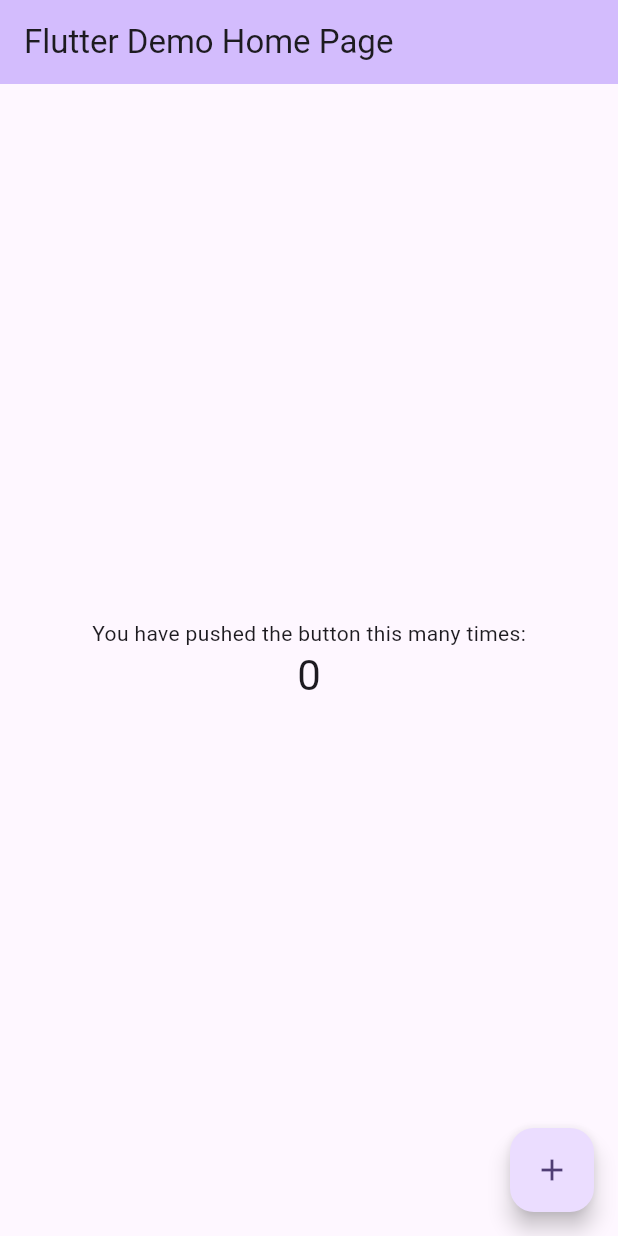
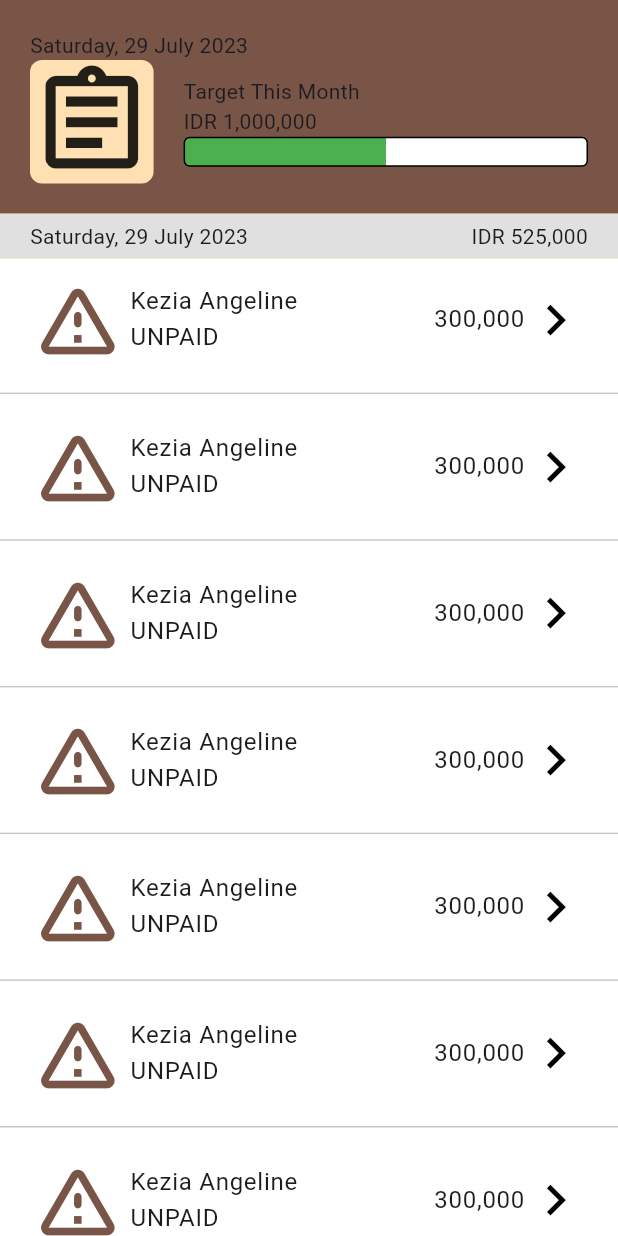
Before and after one commit to kezia2909/food_sales_recording_application, a Flutter app: the screen it shows after launch, on a phone screen of 412 x 824 dp. Run offline on Flutter 3.47's test engine with Material 2 defaults, Android fonts, the phone set to English and light mode, and no system bars; missing offline and left inert: iconify_flutter.

Commit message:
design home page

```diff
--- a/lib/main.dart
+++ b/lib/main.dart
@@ -1,4 +1,5 @@
 import 'package:flutter/material.dart';
+import 'package:food_sales_recording_application/pages/home_page.dart';
 
 void main() {
   runApp(const MyApp());
@@ -13,113 +14,10 @@ class MyApp extends StatelessWidget {
     return MaterialApp(
       title: 'Flutter Demo',
       theme: ThemeData(
-        // This is the theme of your application.
-        //
-        // TRY THIS: Try running your application with "flutter run". You'll see
-        // the application has a blue toolbar. Then, without quitting the app,
-        // try changing the seedColor in the colorScheme below to Colors.green
-        // and then invoke "hot reload" (save your changes or press the "hot
-        // reload" button in a Flutter-supported IDE, or press "r" if you used
-        // the command line to start the app).
-        //
-        // Notice that the counter didn't reset back to zero; the application
-        // state is not lost during the reload. To reset the state, use hot
-        // restart instead.
-        //
-        // This works for code too, not just values: Most code changes can be
-        // tested with just a hot reload.
         colorScheme: ColorScheme.fromSeed(seedColor: Colors.deepPurple),
         useMaterial3: true,
       ),
-      home: const MyHomePage(title: 'Flutter Demo Home Page'),
+      home: SafeArea(child: HomePage()),
     );
   }
 }
-
-class MyHomePage extends StatefulWidget {
-  const MyHomePage({super.key, required this.title});
-
-  // This widget is the home page of your application. It is stateful, meaning
-  // that it has a State object (defined below) that contains fields that affect
-  // how it looks.
-
-  // This class is the configuration for the state. It holds the values (in this
-  // case the title) provided by the parent (in this case the App widget) and
-  // used by the build method of the State. Fields in a Widget subclass are
-  // always marked "final".
-
-  final String title;
-
-  @override
-  State<MyHomePage> createState() => _MyHomePageState();
-}
-
-class _MyHomePageState extends State<MyHomePage> {
-  int _counter = 0;
-
-  void _incrementCounter() {
-    setState(() {
-      // This call to setState tells the Flutter framework that something has
-      // changed in this State, which causes it to rerun the build method below
-      // so that the display can reflect the updated values. If we changed
-      // _counter without calling setState(), then the build method would not be
-      // called again, and so nothing would appear to happen.
-      _counter++;
-    });
-  }
-
-  @override
-  Widget build(BuildContext context) {
-    // This method is rerun every time setState is called, for instance as done
-    // by the _incrementCounter method above.
-    //
-    // The Flutter framework has been optimized to make rerunning build methods
-    // fast, so that you can just rebuild anything that needs updating rather
-    // than having to individually change instances of widgets.
-    return Scaffold(
-      appBar: AppBar(
-        // TRY THIS: Try changing the color here to a specific color (to
-        // Colors.amber, perhaps?) and trigger a hot reload to see the AppBar
-        // change color while the other colors stay the same.
-        backgroundColor: Theme.of(context).colorScheme.inversePrimary,
-        // Here we take the value from the MyHomePage object that was created by
-        // the App.build method, and use it to set our appbar title.
-        title: Text(widget.title),
-      ),
-      body: Center(
-        // Center is a layout widget. It takes a single child and positions it
-        // in the middle of the parent.
-        child: Column(
-          // Column is also a layout widget. It takes a list of children and
-          // arranges them vertically. By default, it sizes itself to fit its
-          // children horizontally, and tries to be as tall as its parent.
-          //
-          // Column has various properties to control how it sizes itself and
-          // how it positions its children. Here we use mainAxisAlignment to
-          // center the children vertically; the main axis here is the vertical
-          // axis because Columns are vertical (the cross axis would be
-          // horizontal).
-          //
-          // TRY THIS: Invoke "debug painting" (choose the "Toggle Debug Paint"
-          // action in the IDE, or press "p" in the console), to see the
-          // wireframe for each widget.
-          mainAxisAlignment: MainAxisAlignment.center,
-          children: <Widget>[
-            const Text(
-              'You have pushed the button this many times:',
-            ),
-            Text(
-              '$_counter',
-              style: Theme.of(context).textTheme.headlineMedium,
-            ),
-          ],
-        ),
-      ),
-      floatingActionButton: FloatingActionButton(
-        onPressed: _incrementCounter,
-        tooltip: 'Increment',
-        child: const Icon(Icons.add),
-      ), // This trailing comma makes auto-formatting nicer for build methods.
-    );
-  }
-}
--- /dev/null
+++ b/lib/pages/home_page.dart
@@ -0,0 +1,248 @@
+import 'package:flutter/material.dart';
+import 'package:iconify_flutter/icons/zondicons.dart';
+
+class HomePage extends StatefulWidget {
+  const HomePage({super.key});
+
+  @override
+  State<HomePage> createState() => _HomePageState();
+}
+
+class _HomePageState extends State<HomePage> {
+  // var isExpanded = false;
+  final isExpandedList = List<bool>.generate(10, (int index) => false);
+
+  @override
+  Widget build(BuildContext context) {
+    return Scaffold(
+      body: Container(
+        color: Colors.amberAccent,
+        child: Column(
+          children: [
+            Container(
+              color: Colors.brown,
+              padding: const EdgeInsets.all(20.0),
+              child: Column(
+                crossAxisAlignment: CrossAxisAlignment.start,
+                children: [
+                  Text("Saturday, 29 July 2023"),
+                  Row(
+                    children: [
+                      Container(
+                        width: MediaQuery.of(context).size.width * 0.2,
+                        height: MediaQuery.of(context).size.width * 0.2,
+                        decoration: BoxDecoration(
+                            color: Colors.orange[100],
+                            borderRadius: BorderRadius.circular(8.0)),
+                        child: FittedBox(
+                          child: Icon(
+                            Icons.assignment_outlined,
+                          ),
+                        ),
+                      ),
+                      SizedBox(
+                        width: 20,
+                      ),
+                      Expanded(
+                        child: Column(
+                          crossAxisAlignment: CrossAxisAlignment.start,
+                          children: [
+                            Text("Target This Month"),
+                            Text("IDR 1,000,000"),
+                            Container(
+                              height: 20,
+                              decoration: BoxDecoration(
+                                // color: Colors.blue,
+                                gradient: LinearGradient(colors: [
+                                  Colors.green,
+                                  Colors.green,
+                                  Colors.white,
+                                  Colors.white
+                                ], stops: [
+                                  0.0,
+                                  0.5,
+                                  0.5,
+                                  1.0
+                                ]),
+                                border:
+                                    Border.all(color: Colors.black, width: 1.0),
+                                borderRadius: BorderRadius.circular(4.0),
+                              ),
+                            )
+                          ],
+                        ),
+                      ),
+                    ],
+                  ),
+                ],
+              ),
+            ),
+            Container(
+              padding: EdgeInsets.symmetric(horizontal: 20, vertical: 5),
+              color: Colors.grey[300],
+              child: Row(
+                  mainAxisAlignment: MainAxisAlignment.spaceBetween,
+                  children: [
+                    Text("Saturday, 29 July 2023"),
+                    Text("IDR 525,000")
+                  ]),
+            ),
+            Expanded(
+              child: Container(
+                color: Colors.white,
+                child: ListView.builder(
+                  padding: EdgeInsets.zero,
+                  itemCount: 10,
+                  itemBuilder: (context, index) {
+                    return Container(
+                      // margin: EdgeInsets.symmetric(horizontal: 20),
+                      color: Colors.white,
+                      child: ListTileTheme(
+                        shape: Border.all(color: Colors.green),
+                        contentPadding: EdgeInsets.zero,
+                        horizontalTitleGap: 0,
+                        child: Theme(
+                          data: Theme.of(context)
+                              .copyWith(dividerColor: Colors.transparent),
+                          child: Column(
+                            children: [
+                              ExpansionTile(
+                                onExpansionChanged: (value) {
+                                  setState(() => isExpandedList[index] = value);
+                                },
+                                trailing: Container(
+                                  margin: EdgeInsets.only(right: 20),
+                                  width:
+                                      MediaQuery.of(context).size.width * 0.1,
+                                  height:
+                                      MediaQuery.of(context).size.width * 0.1,
+                                  child: FittedBox(
+                                    child: Icon(
+                                      isExpandedList[index]
+                                          ? Icons.keyboard_arrow_up
+                                          : Icons.keyboard_arrow_right,
+                                      color: Colors.black,
+                                    ),
+                                  ),
+                                ),
+                                title: Container(
+                                  margin: EdgeInsets.only(left: 20),
+                                  color: Colors.white,
+                                  child: Row(
+                                      mainAxisAlignment:
+                                          MainAxisAlignment.spaceBetween,
+                                      children: [
+                                        Container(
+                                          margin: EdgeInsets.only(right: 4),
+                                          width: MediaQuery.of(context)
+                                                  .size
+                                                  .width *
+                                              0.15,
+                                          height: MediaQuery.of(context)
+                                                  .size
+                                                  .width *
+                                              0.15,
+                                          child: FittedBox(
+                                            child: Icon(
+                                              Icons.warning_amber_rounded,
+                                              color: Colors.brown,
+                                            ),
+                                          ),
+                                        ),
+                                        Expanded(
+                                          child: Container(
+                                            child: Row(
+                                                mainAxisAlignment:
+                                                    MainAxisAlignment
+                                                        .spaceBetween,
+                                                children: [
+                                                  Column(
+                                                    crossAxisAlignment:
+                                                        CrossAxisAlignment
+                                                            .start,
+                                                    children: [
+                                                      Text("Kezia Angeline"),
+                                                      Text("UNPAID")
+                                                    ],
+                                                  ),
+                                                  Text("300,000")
+                                                ]),
+                                          ),
+                                        ),
+                                      ]),
+                                ),
+                                children: [
+                                  for (int i = 0; i < 5; i++)
+                                    Container(
+                                        margin: EdgeInsets.symmetric(
+                                            horizontal: 20),
+                                        child: Row(
+                                          mainAxisAlignment:
+                                              MainAxisAlignment.spaceBetween,
+                                          children: [
+                                            Expanded(
+                                              child: Container(
+                                                color: Colors.white,
+                                                child: Row(
+                                                    mainAxisAlignment:
+                                                        MainAxisAlignment
+                                                            .spaceBetween,
+                                                    children: [
+                                                      Container(
+                                                        margin: EdgeInsets.only(
+                                                            right: 4),
+                                                        alignment: Alignment
+                                                            .centerRight,
+                                                        width: MediaQuery.of(
+                                                                    context)
+                                                                .size
+                                                                .width *
+                                                            0.15,
+                                                        child: Text("1x"),
+                                                      ),
+                                                      Expanded(
+                                                        child: Container(
+                                                          child: Row(
+                                                              mainAxisAlignment:
+                                                                  MainAxisAlignment
+                                                                      .spaceBetween,
+                                                              children: [
+                                                                Text(
+                                                                    "Beef Galantine"),
+                                                                Text("300,000")
+                                                              ]),
+                                                        ),
+                                                      ),
+                                                    ]),
+                                              ),
+                                            ),
+                                            Container(
+                                              width: MediaQuery.of(context)
+                                                      .size
+                                                      .width *
+                                                  0.1,
+                                              height: MediaQuery.of(context)
+                                                      .size
+                                                      .width *
+                                                  0.1,
+                                            ),
+                                          ],
+                                        ))
+                                ],
+                              ),
+                              Divider()
+                            ],
+                          ),
+                        ),
+                      ),
+                    );
+                  },
+                ),
+              ),
+            )
+          ],
+        ),
+      ),
+    );
+  }
+}
```
Also changed, not shown: pubspec.yaml (+4 -12 lines), pubspec.lock.
